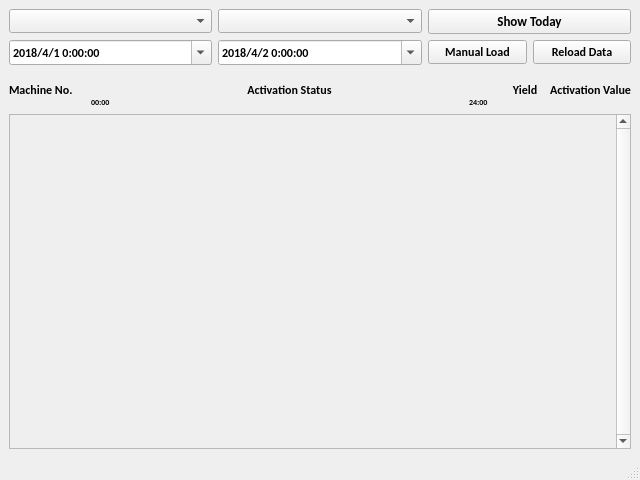
Qt form face/activation_monitor.ui (zylo117/ZombieZoo) before a commit.
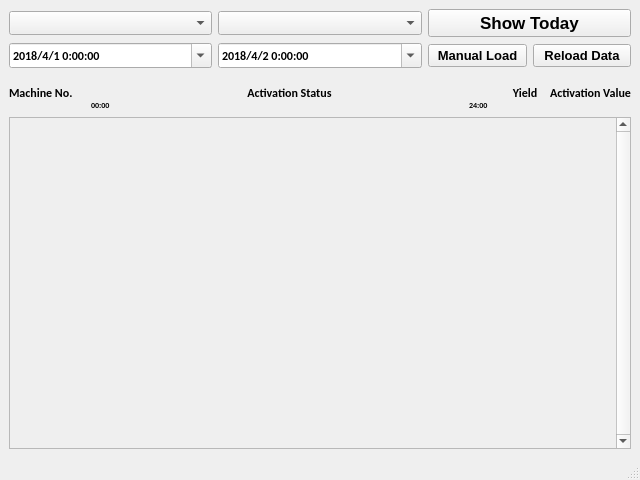
The same form after that commit. Icons and pictures are not drawn.

The edit to the form file:
```diff
--- a/face/activation_monitor.ui
+++ b/face/activation_monitor.ui
@@ -34,7 +34,8 @@
          <widget class="QPushButton" name="manual_load_data">
           <property name="font">
            <font>
-            <family>Calibri</family>
+            <family>Lucida Grande</family>
+            <pointsize>10</pointsize>
             <weight>75</weight>
             <bold>true</bold>
            </font>
@@ -48,7 +49,8 @@
          <widget class="QPushButton" name="reload">
           <property name="font">
            <font>
-            <family>Calibri</family>
+            <family>Lucida Grande</family>
+            <pointsize>10</pointsize>
             <weight>75</weight>
             <bold>true</bold>
            </font>
@@ -143,8 +145,8 @@
        <widget class="QPushButton" name="auto_load_data">
         <property name="font">
          <font>
-          <family>Calibri</family>
-          <pointsize>10</pointsize>
+          <family>Lucida Grande</family>
+          <pointsize>13</pointsize>
           <weight>75</weight>
           <bold>true</bold>
          </font>
@@ -324,8 +326,8 @@
           <rect>
            <x>0</x>
            <y>0</y>
-           <width>601</width>
-           <height>310</height>
+           <width>597</width>
+           <height>280</height>
           </rect>
          </property>
          <layout class="QVBoxLayout" name="verticalLayout_3">
```
Left out of the diff: 2 changed lines with no effect on the pictures.
